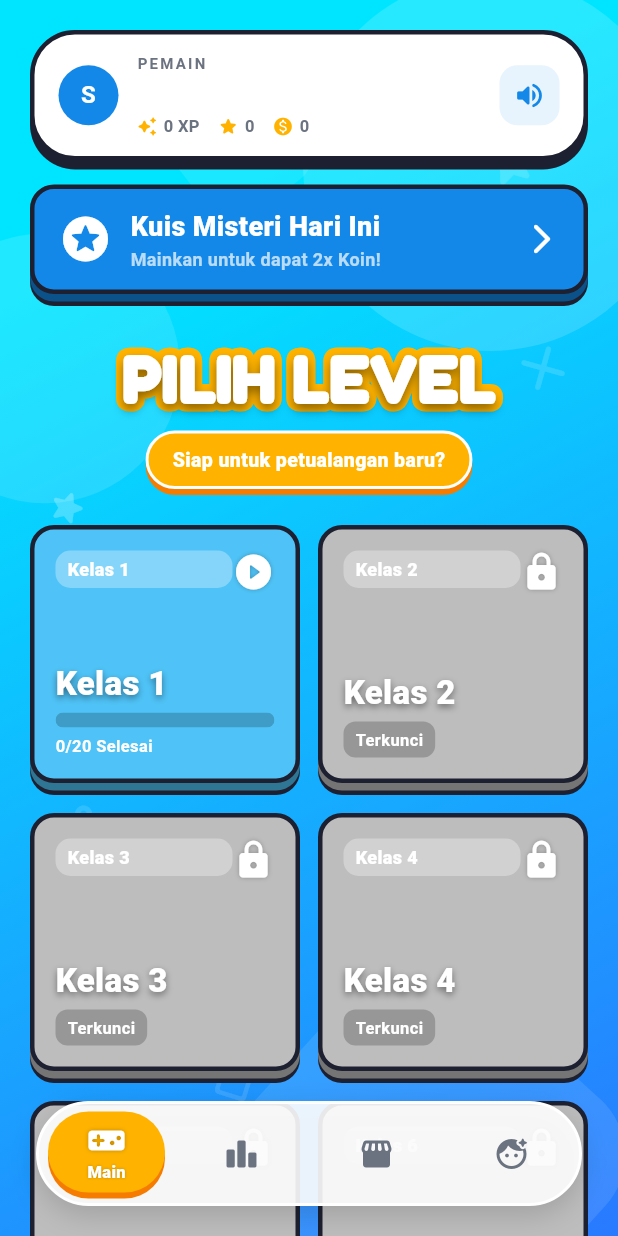
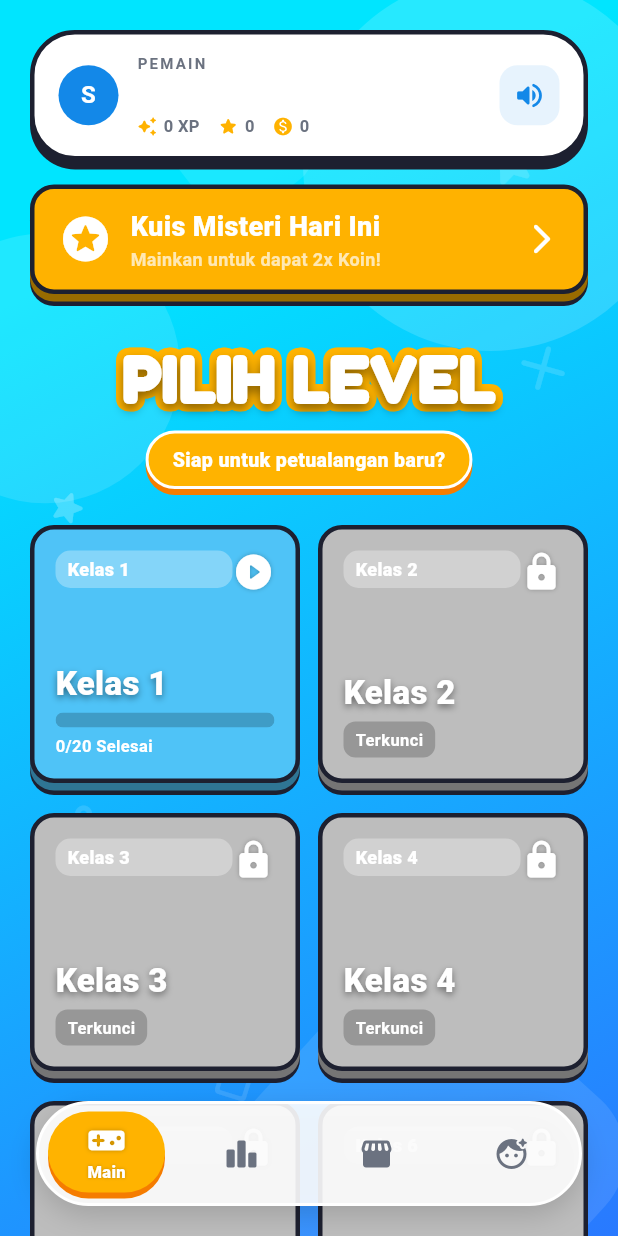
Before and after one commit to ardhikaxx/jago-hitung-mobile, a Flutter app: the screen it shows once a user with an empty profile is signed in, on a phone screen of 412 x 824 dp. Run offline on Flutter 3.47's test engine with Material 3 defaults, Android fonts, the phone set to English and light mode, and no system bars; our stand-ins replace audioplayers, cloud_firestore, firebase_auth, firebase_core, google_fonts, google_sign_in; accounts and stored records are empty.

Commit message:
style: change daily challenge button background to yellow

```diff
--- a/lib/screens/home_screen.dart
+++ b/lib/screens/home_screen.dart
@@ -336,8 +336,8 @@ class _KelasPage extends StatelessWidget {
                 const SizedBox(height: 16),
                 Game3DButton(
                   onPressed: () => _startDailyChallenge(context, progress),
-                  color: AppColors.primary,
-                  shadowColor: Color.lerp(AppColors.primary, Colors.black, 0.4)!,
+                  color: AppColors.secondary,
+                  shadowColor: Color.lerp(AppColors.secondary, Colors.black, 0.4)!,
                   child: Padding(
                     padding: const EdgeInsets.symmetric(vertical: 12, horizontal: 16),
                     child: Row(
```
